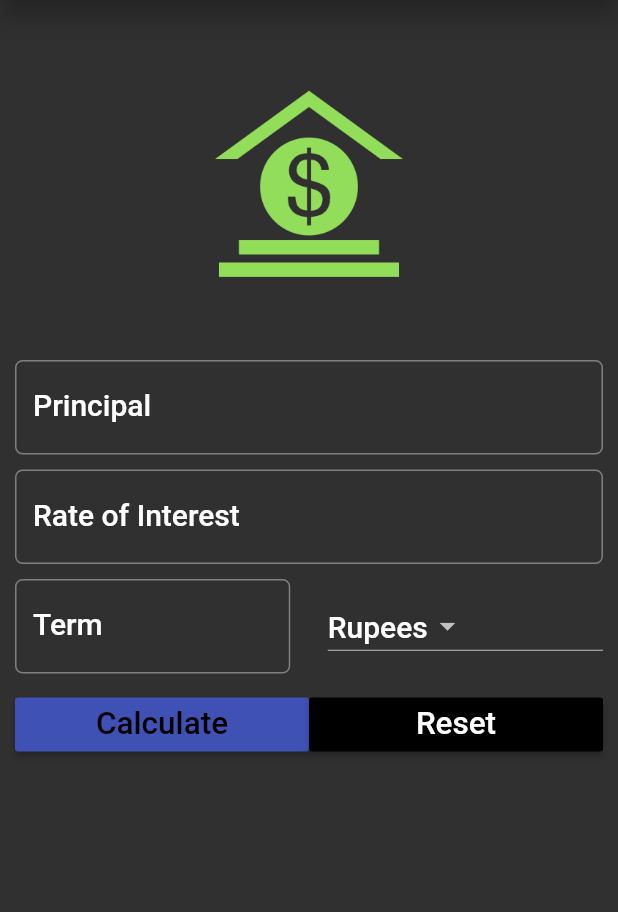
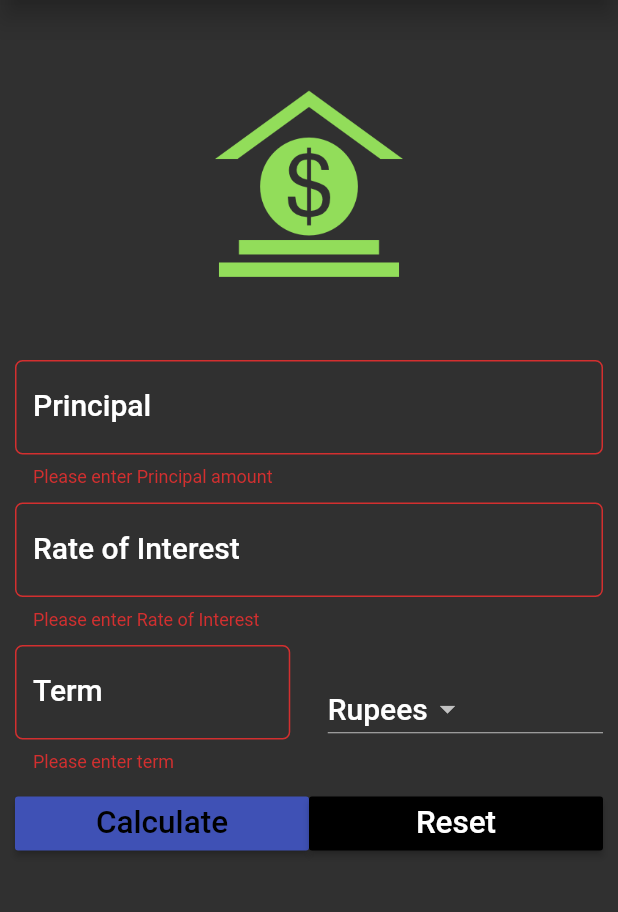
Before and after one commit to suyash-purwar/Interest-Calculator, a Flutter app: the screen it shows after launch, after a tap on "Calculate", on a phone screen of 412 x 824 dp, the part 84-996 px from its top. Run offline on Flutter 3.47's test engine with Material 2 defaults, Android fonts, the phone set to English and light mode, and no system bars.

Commit message:
Added validation in form

```diff
--- a/interest_calculator/lib/main.dart
+++ b/interest_calculator/lib/main.dart
@@ -22,7 +22,8 @@ class SIForm extends StatefulWidget {
 }
 
 class _SIForm extends State<SIForm> {
-  List<String> _currencies = ["Rupees", "Dollars", "Pounds", "Others"];
+  var _formKey = GlobalKey<FormState>();
+  List<String> _currencies = ["Rupees", "Dollars", "Pounds", "Diram"];
   final double _minimumPadding = 5.0;
   String _currentItemSelected = "Rupees";
   String displayResult = "";
@@ -40,18 +41,24 @@ class _SIForm extends State<SIForm> {
         title: Text("Interest Calculator App"),
         elevation: 7.0,
       ),
-      body: Container(
-              margin: EdgeInsets.all(_minimumPadding * 2),
+      body: Form(
+              key: _formKey,
+              child: Padding(padding: EdgeInsets.all(_minimumPadding * 2),
                 child: ListView(
                   children: <Widget>[
                     Center(child:getImageAsste()),
 
                     Padding(
                       padding: EdgeInsets.only(top: _minimumPadding, bottom: _minimumPadding),
-                    child: TextField(
+                      child: TextFormField(
                         style: textStyle,
                         keyboardType: TextInputType.number,
                         controller: principalController,
+                        validator: (String value) {
+                          if(value.isEmpty) {
+                            return "Please enter Principal amount";
+                          }
+                        },
                         decoration: InputDecoration(
                           labelText: "Principal",
                           labelStyle: textStyle,
@@ -68,10 +75,15 @@ class _SIForm extends State<SIForm> {
                         top: _minimumPadding,
                         bottom: _minimumPadding
                       ),
-                    child: TextField(
+                      child: TextFormField(
                         controller: roiController,
                         style: textStyle,
                         keyboardType: TextInputType.number,
+                        validator: (String value) {
+                          if (value.isEmpty) {
+                            return "Please enter Rate of Interest";
+                          }
+                        },
                         decoration: InputDecoration(
                           labelText: "Rate of Interest",
                           labelStyle: textStyle,
@@ -90,10 +102,15 @@ class _SIForm extends State<SIForm> {
                       ),
                       child: Row(
                       children: <Widget>[
-                      Expanded(child: TextField(
+                        Expanded(child: TextFormField(
                           style: textStyle,
                           controller: termController,
                           keyboardType: TextInputType.number,
+                          validator: (String value) {
+                            if (value.isEmpty){
+                              return "Please enter term";
+                            }
+                          },
                           decoration: InputDecoration(
                             labelText: "Term",
                             labelStyle: textStyle,
@@ -140,7 +157,9 @@ class _SIForm extends State<SIForm> {
                               child: Text("Calculate", textScaleFactor: 1.5),
                               onPressed: () {
                                 setState(() {
+                                  if (_formKey.currentState.validate()) {
                                     displayResult = _calculateTotalReturns();
+                                  }
                                 });
                               },
                             )
@@ -169,6 +188,7 @@ class _SIForm extends State<SIForm> {
                 ],
               ),
             ),
+        )
       );
   }
 
```
Lines whose indentation alone changed are shown as unchanged.
